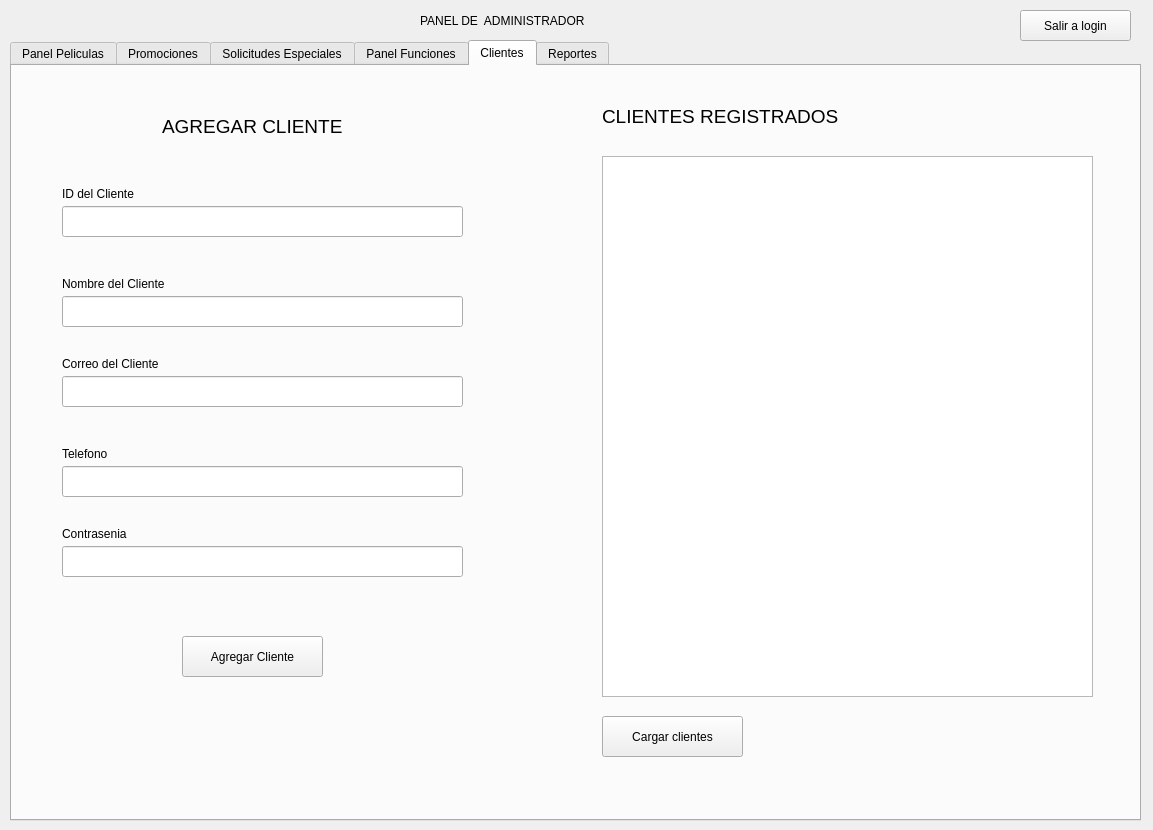
MynorCanel/EDD_2S2026_PY_202307548, file EDD_Fase2/ProyectoF2/ui/admin.ui: the form before one commit.
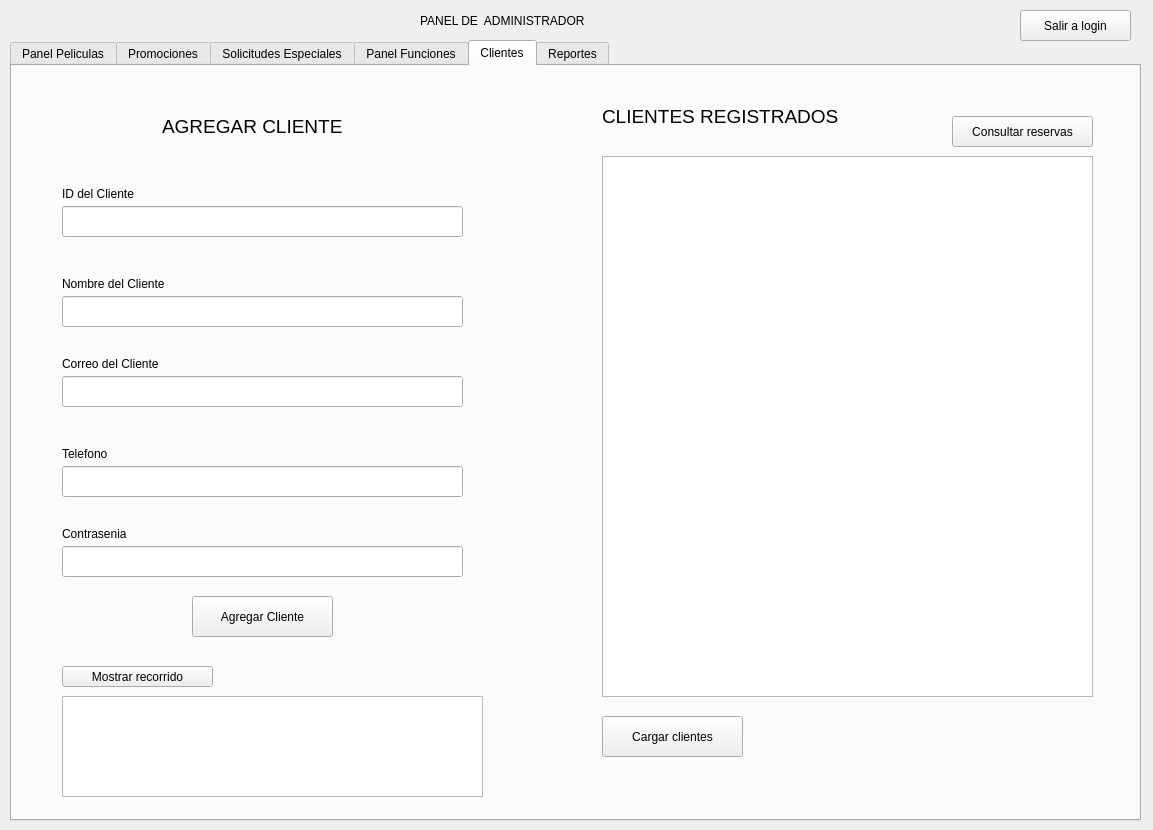
The form after the commit. The open tabs and pages were chosen to show the change.

Commit message: feat: Se implemeto la tabla hash para las reservas de los clientes y la consulta de reservas por cliente, se completo el flujo entero del programa en el apartado de clientes, se agregaron los recorridos preorder y postorder en los arboles y se arreglaron varios errores

Patch:
```diff
--- a/EDD_Fase2/ProyectoF2/ui/admin.ui
+++ b/EDD_Fase2/ProyectoF2/ui/admin.ui
@@ -883,8 +883,8 @@
     <widget class="QPushButton" name="botonAgregarCliente">
      <property name="geometry">
       <rect>
-       <x>170</x>
-       <y>570</y>
+       <x>180</x>
+       <y>530</y>
        <width>141</width>
        <height>41</height>
       </rect>
@@ -1058,6 +1058,42 @@
       <string>Cargar clientes</string>
      </property>
     </widget>
+    <widget class="QPushButton" name="botonMostrarRecorridoArbolB">
+     <property name="geometry">
+      <rect>
+       <x>50</x>
+       <y>600</y>
+       <width>151</width>
+       <height>21</height>
+      </rect>
+     </property>
+     <property name="text">
+      <string>Mostrar recorrido</string>
+     </property>
+    </widget>
+    <widget class="QTextEdit" name="textoRecorridoArbolB">
+     <property name="geometry">
+      <rect>
+       <x>50</x>
+       <y>630</y>
+       <width>421</width>
+       <height>101</height>
+      </rect>
+     </property>
+    </widget>
+    <widget class="QPushButton" name="botonConsultarReservasCliente">
+     <property name="geometry">
+      <rect>
+       <x>940</x>
+       <y>50</y>
+       <width>141</width>
+       <height>31</height>
+      </rect>
+     </property>
+     <property name="text">
+      <string>Consultar reservas</string>
+     </property>
+    </widget>
    </widget>
    <widget class="QWidget" name="tab_4">
     <attribute name="title">
```
Left out of the diff: 4 changed lines with no effect on the pictures. The commit also changes 53 other files.
